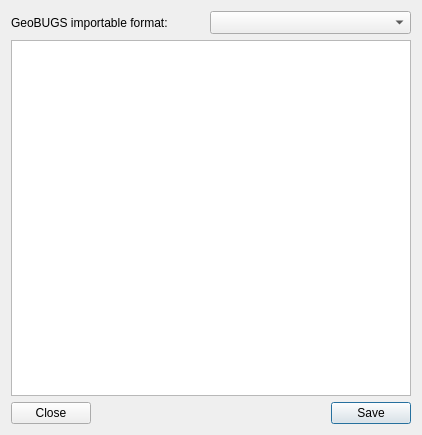
Above: plugin/exp2BUGS_dialog_base.ui from solymosin/maps2winbugs before the change. Below: the same form after it.
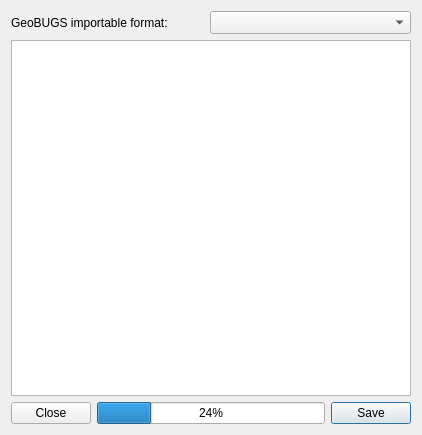
That is the form after the change. Icons and pictures are not drawn.

```diff
--- a/plugin/exp2BUGS_dialog_base.ui
+++ b/plugin/exp2BUGS_dialog_base.ui
@@ -18,8 +18,8 @@
     <normaloff/>
    </iconset>
   </property>
-  <layout class="QGridLayout" name="gridLayout_2">
-   <item row="0" column="0">
+  <layout class="QGridLayout" name="gridLayout">
+   <item row="0" column="0" colspan="3">
     <layout class="QHBoxLayout" name="horizontalLayout_2">
      <item>
       <widget class="QLabel" name="label">
@@ -46,12 +46,10 @@
      </item>
     </layout>
    </item>
-   <item row="1" column="0">
+   <item row="1" column="0" colspan="3">
     <widget class="QPlainTextEdit" name="plainTextEdit"/>
    </item>
    <item row="2" column="0">
-    <layout class="QGridLayout" name="gridLayout">
-     <item row="0" column="0">
       <widget class="QPushButton" name="pushButton_2">
        <property name="text">
         <string>Close</string>
@@ -61,20 +59,14 @@
        </property>
       </widget>
      </item>
-     <item row="0" column="1">
-      <spacer name="horizontalSpacer">
-       <property name="orientation">
-        <enum>Qt::Horizontal</enum>
-       </property>
-       <property name="sizeHint" stdset="0">
-        <size>
-         <width>18</width>
-         <height>20</height>
-        </size>
-       </property>
-      </spacer>
-     </item>
-     <item row="0" column="2">
+   <item row="2" column="1">
+    <widget class="QProgressBar" name="progressBar">
+     <property name="value">
+      <number>24</number>
+     </property>
+    </widget>
+   </item>
+   <item row="2" column="2">
       <widget class="QPushButton" name="pushButton">
        <property name="text">
         <string>Save</string>
@@ -89,8 +81,6 @@
         <bool>false</bool>
        </property>
       </widget>
-     </item>
-    </layout>
    </item>
   </layout>
  </widget>
```
Lines whose indentation alone changed are shown as unchanged.
